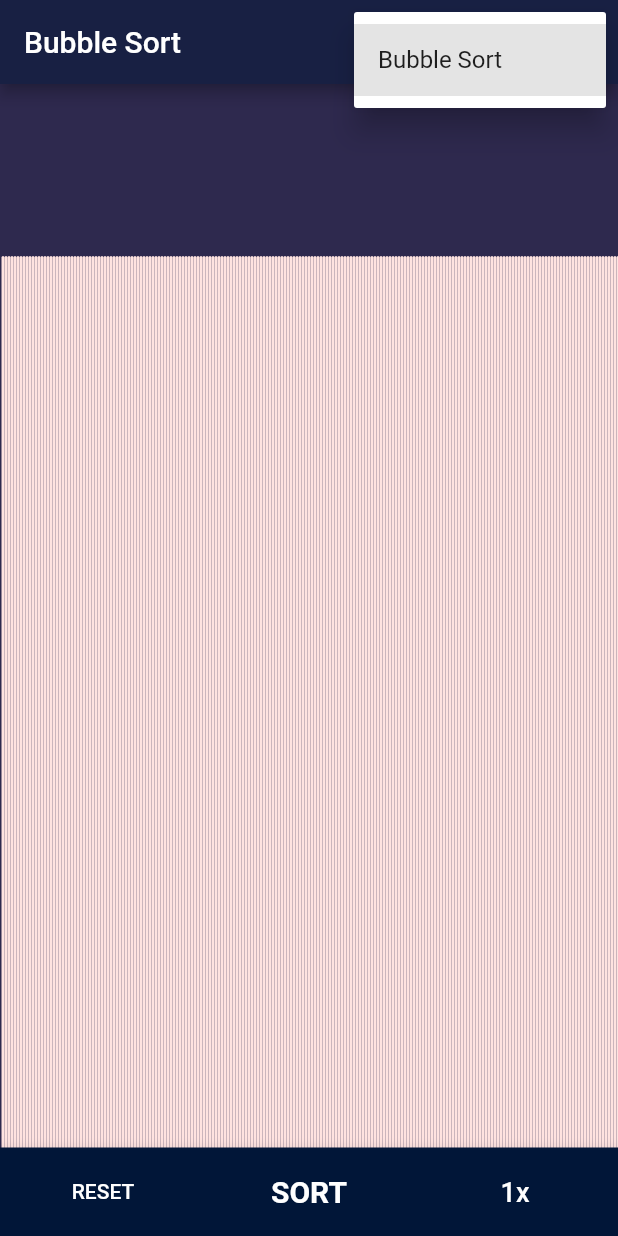
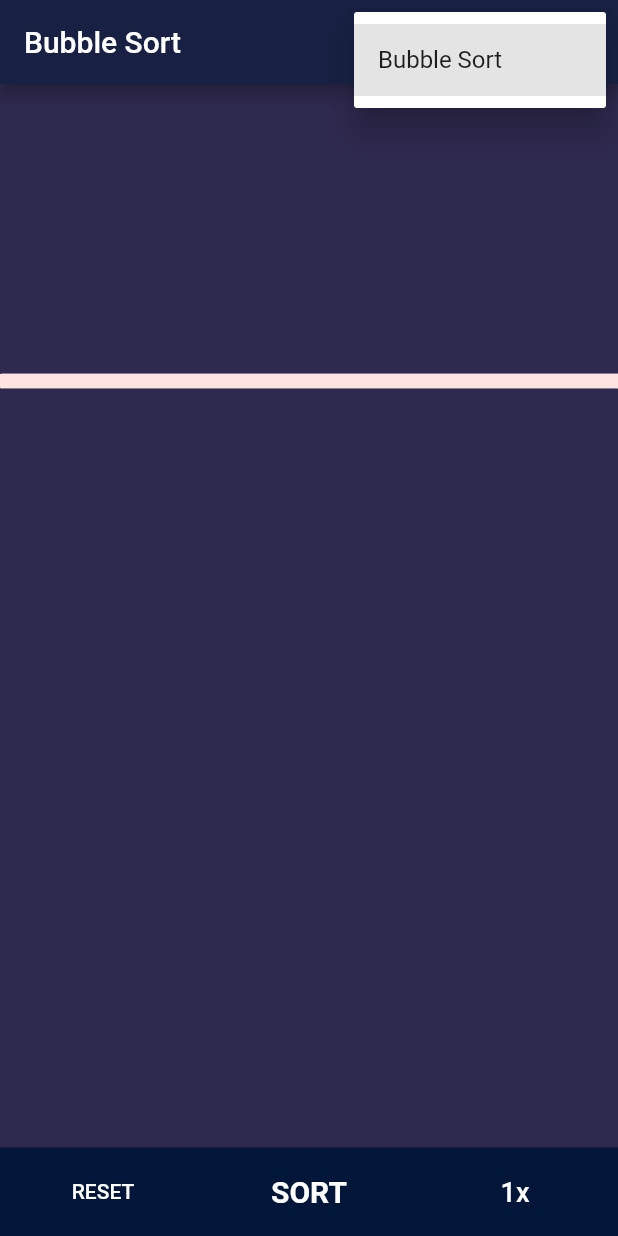
Before and after one commit to Abhi-Gautam/Sorting-Visualization-App, a Flutter app: the screen it shows after launch, after a tap on the "more vert" icon, on a phone screen of 412 x 824 dp. Run offline on Flutter 3.47's test engine with Material 2 defaults, Android fonts, the phone set to English and light mode, and no system bars.

Commit message:
Added a dot plot style

```diff
--- a/lib/main.dart
+++ b/lib/main.dart
@@ -3,13 +3,14 @@ import 'dart:math';
 
 import 'package:flutter/material.dart';
 import 'package:sorting_visulalization/paints/bars.dart';
-import 'package:sorting_visulalization/paints/platform.dart';
+import 'package:sorting_visulalization/paints/dots.dart';
 import 'package:sorting_visulalization/sotring_algorithms/bubble_sort.dart';
 
 StreamController<List<int>> streamController = StreamController();
 List<int> numbers = [];
 var width, height;
 String currentSortAlgo = 'bubble';
+String currentPlotStyle = 'dots';
 double sampleSize = 320;
 bool isSorted = false;
 bool isSorting = false;
@@ -65,6 +66,12 @@ class MyHomePageState extends State<MyHomePage> {
   setSortAlgo(String type) {
     setState(() {
       currentSortAlgo = type;
+    });
+  }
+
+  setPlotAlgo(String type) {
+    setState(() {
+      currentPlotStyle = type;
     });
   }
 
@@ -159,9 +166,7 @@ class MyHomePageState extends State<MyHomePage> {
           ),
         ],
       ),
-      body: CustomPaint(
-        painter: Platform(),
-        child: SafeArea(
+      body: SafeArea(
         child: Container(
           padding: const EdgeInsets.only(top: 0.0),
           child: StreamBuilder<Object>(
@@ -172,6 +177,7 @@ class MyHomePageState extends State<MyHomePage> {
                 int counter = 0;
                 width = MediaQuery.of(context).size.width;
                 height = MediaQuery.of(context).size.height;
+                if (currentPlotStyle == 'bar') {
                   return Row(
                     children: numbers.map((int num) {
                       counter++;
@@ -186,8 +192,23 @@ class MyHomePageState extends State<MyHomePage> {
                       );
                     }).toList(),
                   );
+                } else {
+                  return Row(
+                    children: numbers.map((int num) {
+                      counter++;
+                      return Container(
+                        child: CustomPaint(
+                          painter: DotPainter(
+                              index: counter,
+                              value: num,
+                              width: MediaQuery.of(context).size.width /
+                                  sampleSize),
+                        ),
+                      );
+                    }).toList(),
+                  );
+                }
               }),
-          ),
         ),
       ),
       bottomNavigationBar: BottomAppBar(
--- /dev/null
+++ b/lib/paints/dots.dart
@@ -0,0 +1,42 @@
+import 'dart:async';
+import 'dart:math';
+import 'dart:ui';
+
+import 'package:sorting_visulalization/main.dart';
+import 'package:flutter/material.dart';
+
+class DotPainter extends CustomPainter {
+  final double width;
+  final int value;
+  final int index;
+
+  DotPainter({this.width, this.value, this.index});
+
+  @override
+  void paint(Canvas canvas, Size size) {
+    Paint paint = Paint();
+    if (value < 500 * .25)
+      paint.color = Color(0xFFf38375);
+    else if (value < 500 * .50)
+      paint.color = Color(0xFFf7a399);
+    else if (value < 500 * .75)
+      paint.color = Color(0xFFfbc3bc);
+    else
+      paint.color = Color(0xFFffe3e0);
+    paint.strokeWidth = width * 5;
+    paint.strokeCap = StrokeCap.round;
+
+    canvas.drawPoints(
+        PointMode.points,
+        [
+          Offset(index * this.width,
+              height - .25 * height - this.value.ceilToDouble())
+        ],
+        paint);
+  }
+
+  @override
+  bool shouldRepaint(CustomPainter oldDelegate) {
+    return true;
+  }
+}
--- a/lib/paints/platform.dart
+++ /dev/null
@@ -1,15 +0,0 @@
-import 'dart:async';
-import 'dart:math';
-
-import 'package:sorting_visulalization/main.dart';
-import 'package:flutter/material.dart';
-
-class Platform extends CustomPainter {
-  @override
-  void paint(Canvas canvas, Size size) {}
-
-  @override
-  bool shouldRepaint(CustomPainter oldDelegate) {
-    return true;
-  }
-}
```
Also changed, not shown: 1 other file. Lines whose indentation alone changed are shown as unchanged.
